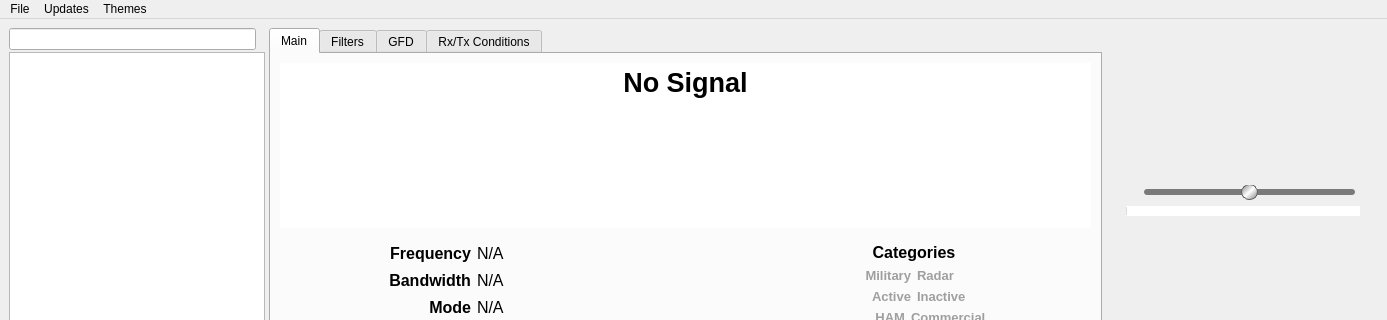
Qt form artemis.ui (vbrizgamnk/Artemis) before a commit; both pictures show x 0 to 1387 and y 0 to 320 of the 1387 by 761 pixel window.
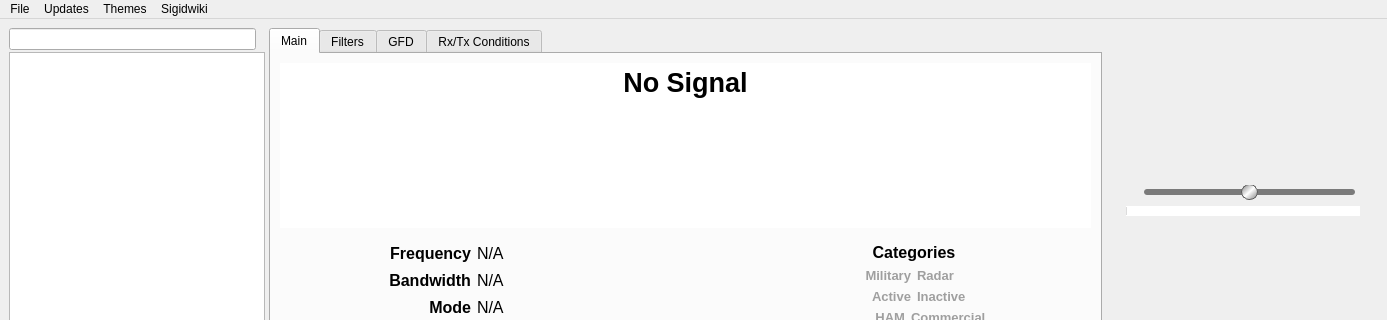
The same form after that commit. Icons and pictures are not drawn. Custom widgets are drawn as their Qt base class.

Commit message: Add links to sigidwiki

Diff of the .ui file:
```diff
--- a/artemis.ui
+++ b/artemis.ui
@@ -7136,9 +7136,17 @@
      <string>Themes</string>
     </property>
    </widget>
+   <widget class="QMenu" name="menuSigidwiki">
+    <property name="title">
+     <string>Sigidwiki</string>
+    </property>
+    <addaction name="action_sigidwiki_com"/>
+    <addaction name="action_add_a_signal"/>
+   </widget>
    <addaction name="menuFile"/>
    <addaction name="menuUpdates"/>
    <addaction name="menu_themes"/>
+   <addaction name="menuSigidwiki"/>
   </widget>
   <widget class="QStatusBar" name="statusbar">
    <property name="styleSheet">
```
Left out of the diff: 10 changed lines with no effect on the pictures. The commit also changes 2 other files.
